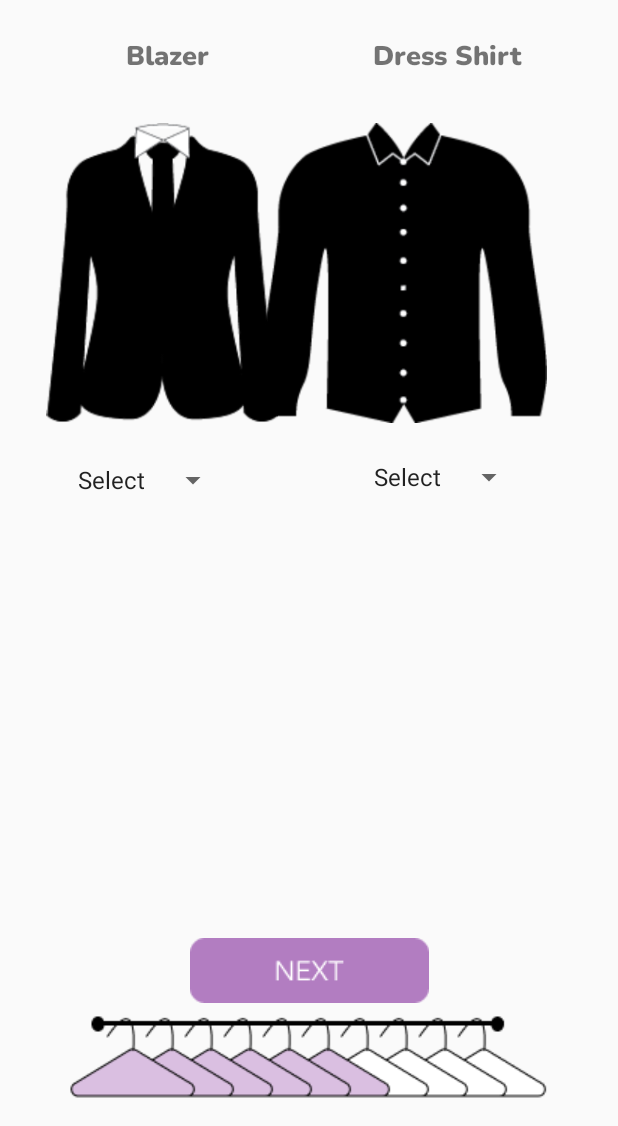
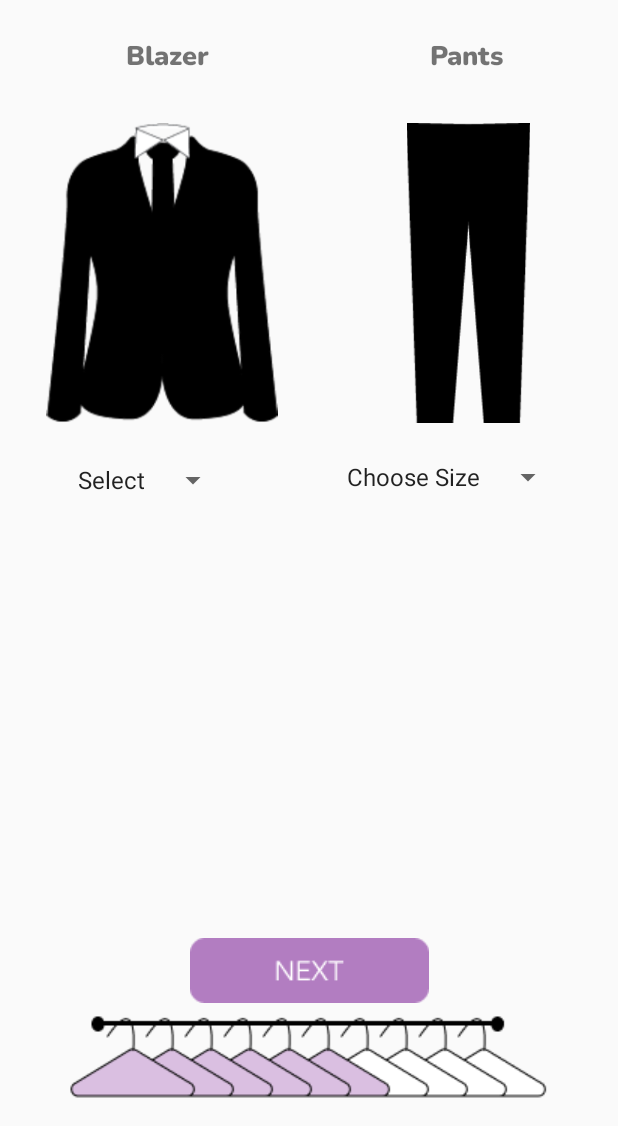
Before and after one commit to mauricet1520/StyledPractice, an Android app: the MenPickClothingTwoFragment screen opened through its navigation route, on a phone screen of 412 x 824 dp, the part 110-1236 px from its top. Run offline under Robolectric (Android 15) with nearby library versions, the phone set to English and light mode, and no system bars; our stand-ins replace Firebase (no records; nobody signed in at launch, a user with empty details on screens opened directly); libraries missing offline, so code that uses them is left out: com.firebase.ui, com.stripe.android; Roboto replaces fonts that are not available here; 5 statements that could not run were skipped.

Commit message:
Completed flow stage 1

```diff
--- a/app/src/main/java/com/coolreecedev/styledpractice/BodyTypeMenFragment.kt
+++ b/app/src/main/java/com/coolreecedev/styledpractice/BodyTypeMenFragment.kt
@@ -34,11 +34,11 @@ class BodyTypeMenFragment : Fragment() {
 
         binding = FragmentBodyTypeMenBinding.inflate(inflater, container, false)
 
-        with(binding.womenPickClothingNextButton) {
+        with(binding.bodyTypeMenNextButton) {
             setOnClickListener {
-                if (args.customer?.body_type.isNullOrEmpty()) {
+                if (args.customer?.body_type?.isNotEmpty()!!) {
                     val action =
-                        BodyTypeFragmentDirections.actionBodyTypeFragmentToWomenPickClothingTwoFragment(
+                        BodyTypeMenFragmentDirections.actionBodyTypeMenFragmentToMenPickClothingFragment(
                             appointment = args.appointment,
                             customer = args.customer
                         )
--- a/app/src/main/java/com/coolreecedev/styledpractice/CameraActivity.kt
+++ b/app/src/main/java/com/coolreecedev/styledpractice/CameraActivity.kt
@@ -146,10 +146,9 @@ class CameraActivity : AppCompatActivity() {
                         Log.i(LOG_TAG, "user is null")
                     }
 
-
-
                     val msg = "Photo capture succeeded: $savedUri"
-                    Toast.makeText(baseContext, msg, Toast.LENGTH_SHORT).show()
+                    Toast.makeText(baseContext, "Thank you", Toast.LENGTH_SHORT).show()
+                    Toast.makeText(baseContext, "Sign up completed", Toast.LENGTH_SHORT).show()
                     Log.d(TAG, msg)
                     startIntent()
                 }
--- a/app/src/main/java/com/coolreecedev/styledpractice/MenPickClothingTwoFragment.kt
+++ b/app/src/main/java/com/coolreecedev/styledpractice/MenPickClothingTwoFragment.kt
@@ -1,59 +1,87 @@
 package com.coolreecedev.styledpractice
 
 import android.os.Bundle
+import android.util.Log
 import androidx.fragment.app.Fragment
 import android.view.LayoutInflater
 import android.view.View
 import android.view.ViewGroup
+import android.widget.AdapterView
+import androidx.navigation.fragment.findNavController
+import androidx.navigation.fragment.navArgs
+import com.coolreecedev.styledpractice.data.Appointment
+import com.coolreecedev.styledpractice.data.customer.Customer
+import com.coolreecedev.styledpractice.databinding.FragmentMenPickClothingBinding
+import com.coolreecedev.styledpractice.databinding.FragmentMenPickClothingTwoBinding
+import com.coolreecedev.styledpractice.databinding.FragmentWomenPickClothingTwoBinding
+import com.coolreecedev.styledpractice.util.LOG_TAG
 
-// TODO: Rename parameter arguments, choose names that match
-// the fragment initialization parameters, e.g. ARG_ITEM_NUMBER
-private const val ARG_PARAM1 = "param1"
-private const val ARG_PARAM2 = "param2"
+private lateinit var customer: Customer
+private lateinit var appointment: Appointment
 
-/**
- * A simple [Fragment] subclass.
- * Use the [MenPickClothingTwoFragment.newInstance] factory method to
- * create an instance of this fragment.
- */
 class MenPickClothingTwoFragment : Fragment() {
-    // TODO: Rename and change types of parameters
-    private var param1: String? = null
-    private var param2: String? = null
 
-    override fun onCreate(savedInstanceState: Bundle?) {
-        super.onCreate(savedInstanceState)
-        arguments?.let {
-            param1 = it.getString(ARG_PARAM1)
-            param2 = it.getString(ARG_PARAM2)
-        }
-    }
+    private lateinit var binding: FragmentMenPickClothingTwoBinding
+    private val args: MenPickClothingFragmentArgs by navArgs()
 
     override fun onCreateView(
         inflater: LayoutInflater, container: ViewGroup?,
         savedInstanceState: Bundle?
     ): View? {
-        // Inflate the layout for this fragment
-        return inflater.inflate(R.layout.fragment_men_pick_clothing_two, container, false)
+
+
+
+        binding = FragmentMenPickClothingTwoBinding.inflate(inflater, container, false)
+
+        binding.blazerSpinnerId.onItemSelectedListener =
+            BlazerSpinnerListener()
+        binding.pantsSpinnerId.onItemSelectedListener =
+            PantsShirtsSpinnerListener()
+        customer = args.customer!!
+        appointment = args.appointment!!
+
+        with(binding.menPickClothingTwoNextButton) {
+            setOnClickListener {
+                if (customer.blazer_size == null && customer.pants_size == null) {
+                    android.widget.Toast.makeText(context, "Please choose both sizes", android.widget.Toast.LENGTH_SHORT).show()
+                } else {
+                    val action =
+                        MenPickClothingTwoFragmentDirections.actionMenPickClothingTwoFragmentToPrintPatternsFragment(
+                            appointment = appointment,
+                            customer = customer
+                        )
+                    findNavController().navigate(action)
+                }
+            }
+        }
+
+
+        return binding.root
+
+
     }
 
-    companion object {
-        /**
-         * Use this factory method to create a new instance of
-         * this fragment using the provided parameters.
-         *
-         * @param param1 Parameter 1.
-         * @param param2 Parameter 2.
-         * @return A new instance of fragment MenPickClothingTwoFragment.
-         */
-        // TODO: Rename and change types and number of parameters
-        @JvmStatic
-        fun newInstance(param1: String, param2: String) =
-            MenPickClothingTwoFragment().apply {
-                arguments = Bundle().apply {
-                    putString(ARG_PARAM1, param1)
-                    putString(ARG_PARAM2, param2)
-                }
-            }
+    private class BlazerSpinnerListener: AdapterView.OnItemSelectedListener {
+        override fun onNothingSelected(parent: AdapterView<*>?) {
+            TODO("Not yet implemented")
+        }
+
+        override fun onItemSelected(parent: AdapterView<*>?, view: View?, position: Int, id: Long) {
+            val o: String = parent?.getItemAtPosition(position) as String
+            Log.i(LOG_TAG ,"Dress Shirt Size: $o")
+            customer.blazer_size = o
+        }
+    }
+
+    private class PantsShirtsSpinnerListener: AdapterView.OnItemSelectedListener {
+        override fun onNothingSelected(parent: AdapterView<*>?) {
+            TODO("Not yet implemented")
+        }
+
+        override fun onItemSelected(parent: AdapterView<*>?, view: View?, position: Int, id: Long) {
+            val o: String = parent?.getItemAtPosition(position) as String
+            Log.i(LOG_TAG ,"Shirt Size: $o")
+            customer.pants_size = o
+        }
     }
 }
--- a/app/src/main/res/layout/fragment_men_pick_clothing_two.xml
+++ b/app/src/main/res/layout/fragment_men_pick_clothing_two.xml
@@ -12,10 +12,10 @@
         android:layout_width="wrap_content"
         android:layout_height="wrap_content"
         android:layout_marginTop="24dp"
-        android:layout_marginRight="64dp"
+        android:layout_marginRight="76dp"
         android:fontFamily="@font/nunito_black"
 
-        android:text="Dress Shirt"
+        android:text="Pants"
         android:textSize="18sp"
         android:textStyle="bold"
         app:layout_constraintRight_toRightOf="parent"
@@ -34,7 +34,7 @@
         app:layout_constraintStart_toStartOf="parent" />
 
     <ImageButton
-        android:id="@+id/menPickClothingNextButton"
+        android:id="@+id/menPickClothingTwoNextButton"
         android:layout_width="wrap_content"
         android:layout_height="wrap_content"
         android:layout_marginStart="16dp"
@@ -99,7 +99,7 @@
         app:layout_constraintTop_toBottomOf="@+id/imageView7" />
 
     <Spinner
-        android:id="@+id/tshirtsSpinnerId"
+        android:id="@+id/blazerSpinnerId"
         android:layout_width="wrap_content"
         android:layout_height="wrap_content"
         android:layout_marginStart="44dp"
@@ -115,18 +115,17 @@
         android:layout_height="200dp"
         android:layout_marginTop="32dp"
         android:layout_marginEnd="40dp"
-        android:src="@drawable/dress_shirt"
+        android:src="@drawable/mens_pants"
         app:layout_constraintEnd_toEndOf="parent"
-        app:layout_constraintTop_toBottomOf="@+id/textView39"
-        tools:srcCompat="@drawable/mens_pants" />
+        app:layout_constraintTop_toBottomOf="@+id/textView39" />
 
     <Spinner
-        android:id="@+id/dressShirtSpinnerId"
+        android:id="@+id/pantsSpinnerId"
         android:layout_width="0dp"
         android:layout_height="wrap_content"
         android:layout_marginTop="24dp"
-        android:layout_marginEnd="62dp"
-        android:entries="@array/spinner_top_info"
+        android:layout_marginEnd="36dp"
+        android:entries="@array/spinner_bottom_info"
         android:spinnerMode="dialog"
         app:layout_constraintEnd_toEndOf="parent"
         app:layout_constraintTop_toBottomOf="@+id/imageView42" />
--- a/app/src/main/res/navigation/nav_graph.xml
+++ b/app/src/main/res/navigation/nav_graph.xml
@@ -483,5 +483,8 @@
             app:argType="com.coolreecedev.styledpractice.data.customer.Customer"
             app:nullable="true"
             android:defaultValue="@null" />
+        <action
+            android:id="@+id/action_menPickClothingTwoFragment_to_printPatternsFragment"
+            app:destination="@id/printPatternsFragment" />
     </fragment>
 </navigation>
```
Also changed, not shown: app/src/main/java/com/coolreecedev/styledpractice/BudgetFragment.kt (+4 -3 lines), app/src/main/java/com/coolreecedev/styledpractice/MenPickClothingFragment.kt (+19 -1 lines), app/src/main/res/layout/fragment_body_type_men.xml (+11 -15 lines), app/src/main/res/layout/fragment_budget.xml (+16 -15 lines), app/src/main/res/layout/fragment_colors.xml (+15 -1 lines), app/src/main/res/layout/fragment_print_patterns.xml (+15 -1 lines), app/src/main/res/layout/fragment_women_pick_clothing.xml (+9 -13 lines), app/src/main/res/drawable-v24/hanger_eight.png (added), app/src/main/res/drawable-v24/hanger_nine.png (added), app/src/main/res/drawable-v24/hangers_seven.png (added).
